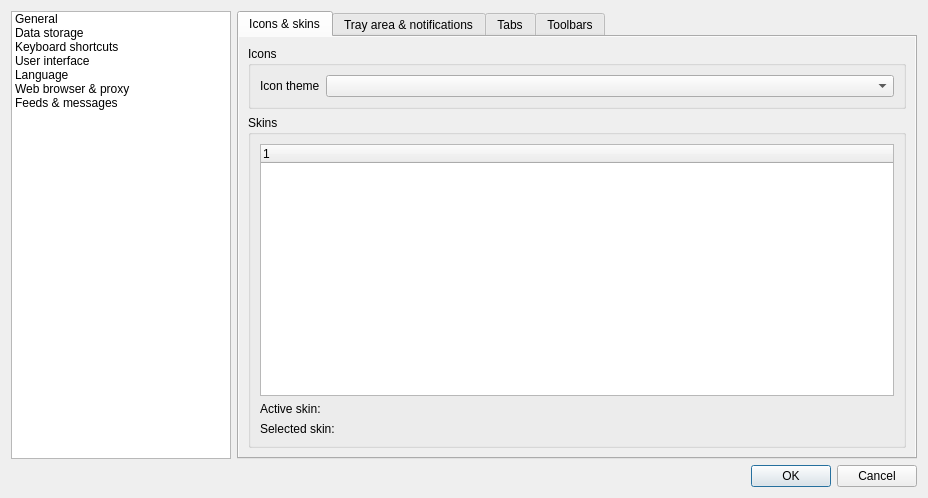
Qt form src/gui/formsettings.ui (martinrotter/rssguard) before a commit.
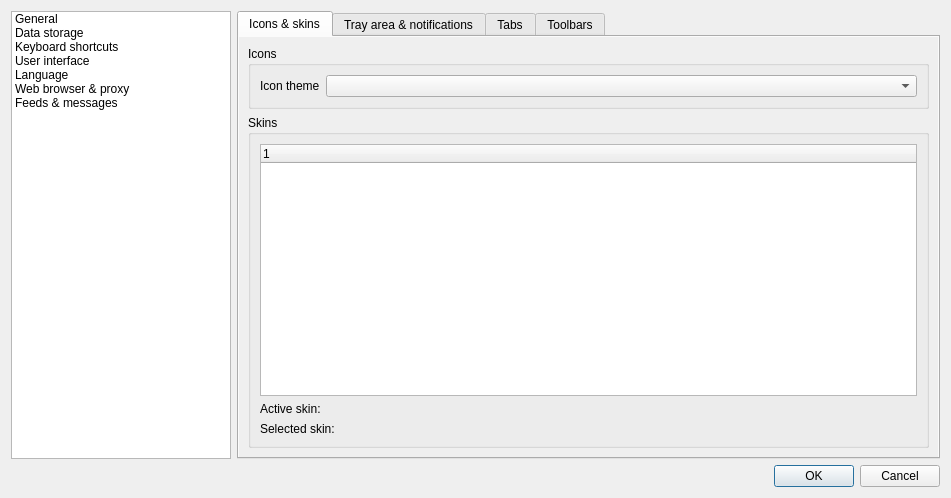
The same form after that commit. The open tabs and pages were chosen to show the change. Custom widgets are drawn as their Qt base class.

Patch:
```diff
--- a/src/gui/formsettings.ui
+++ b/src/gui/formsettings.ui
@@ -6,7 +6,7 @@
    <rect>
     <x>0</x>
     <y>0</y>
-    <width>928</width>
+    <width>951</width>
     <height>498</height>
    </rect>
   </property>
@@ -478,8 +478,8 @@
                <rect>
                 <x>0</x>
                 <y>0</y>
-                <width>167</width>
-                <height>219</height>
+                <width>190</width>
+                <height>238</height>
                </rect>
               </property>
               <layout class="QFormLayout" name="formLayout">
```
Left out of the diff: 2 changed lines with no effect on the pictures.
